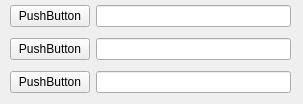
Qt form forms/messenger.ui (NestorDP/serial_messenger) before a commit.
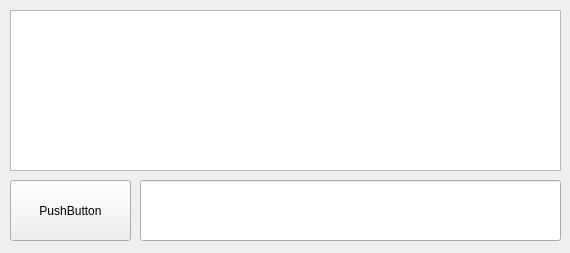
The same form after that commit.

Commit message: choosen the messenger widget done

```diff
--- a/forms/messenger.ui
+++ b/forms/messenger.ui
@@ -6,54 +6,57 @@
    <rect>
     <x>0</x>
     <y>0</y>
-    <width>303</width>
-    <height>104</height>
+    <width>570</width>
+    <height>253</height>
    </rect>
   </property>
   <property name="windowTitle">
    <string>Form</string>
   </property>
-  <widget class="QWidget" name="formLayoutWidget">
+  <widget class="QPushButton" name="pushButton">
    <property name="geometry">
     <rect>
      <x>10</x>
-     <y>0</y>
-     <width>281</width>
-     <height>101</height>
+     <y>180</y>
+     <width>121</width>
+     <height>61</height>
     </rect>
    </property>
-   <layout class="QGridLayout" name="gridLayout">
-    <item row="0" column="0">
-     <widget class="QPushButton" name="pushButton">
-      <property name="text">
-       <string>PushButton</string>
-      </property>
-     </widget>
-    </item>
-    <item row="1" column="1">
-     <widget class="QLineEdit" name="lineEdit_2"/>
-    </item>
-    <item row="1" column="0">
-     <widget class="QPushButton" name="pushButton_3">
-      <property name="text">
-       <string>PushButton</string>
-      </property>
-     </widget>
-    </item>
-    <item row="0" column="1">
-     <widget class="QLineEdit" name="lineEdit"/>
-    </item>
-    <item row="2" column="0">
-     <widget class="QPushButton" name="pushButton_2">
-      <property name="text">
-       <string>PushButton</string>
-      </property>
-     </widget>
-    </item>
-    <item row="2" column="1">
-     <widget class="QLineEdit" name="lineEdit_3"/>
-    </item>
-   </layout>
+   <property name="minimumSize">
+    <size>
+     <width>0</width>
+     <height>0</height>
+    </size>
+   </property>
+   <property name="baseSize">
+    <size>
+     <width>0</width>
+     <height>0</height>
+    </size>
+   </property>
+   <property name="text">
+    <string>PushButton</string>
+   </property>
+  </widget>
+  <widget class="QLineEdit" name="lineEdit">
+   <property name="geometry">
+    <rect>
+     <x>140</x>
+     <y>180</y>
+     <width>421</width>
+     <height>61</height>
+    </rect>
+   </property>
+  </widget>
+  <widget class="QListWidget" name="listWidget">
+   <property name="geometry">
+    <rect>
+     <x>10</x>
+     <y>10</y>
+     <width>551</width>
+     <height>161</height>
+    </rect>
+   </property>
   </widget>
  </widget>
  <resources/>
```
The commit also changes 5 other files.
